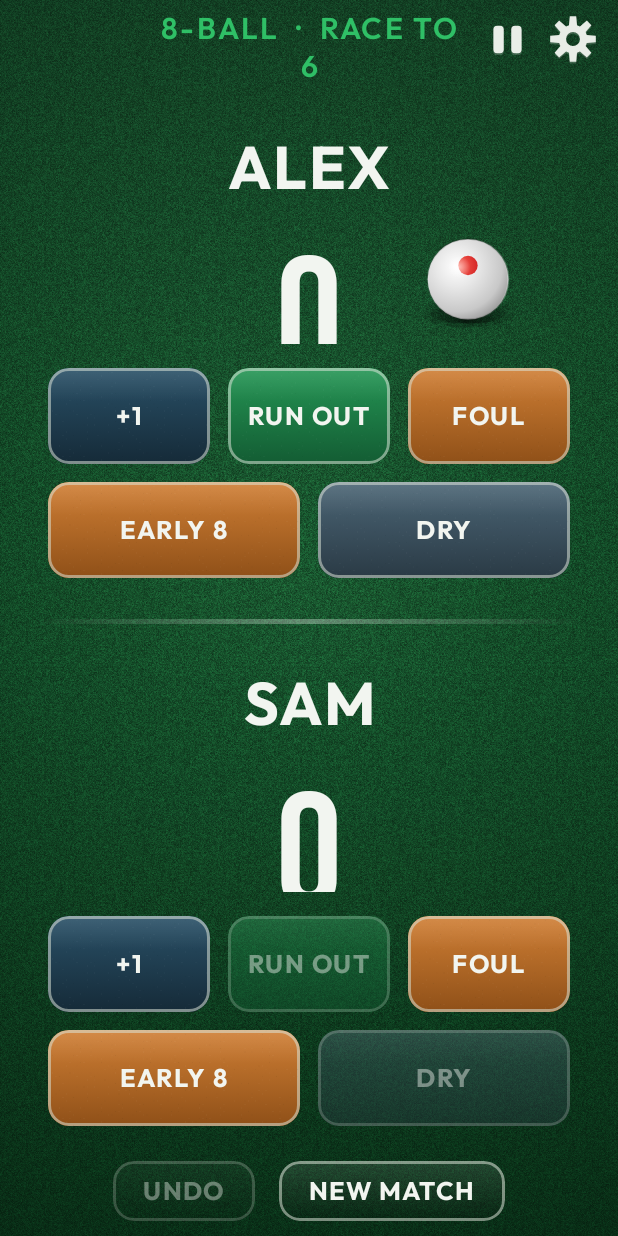
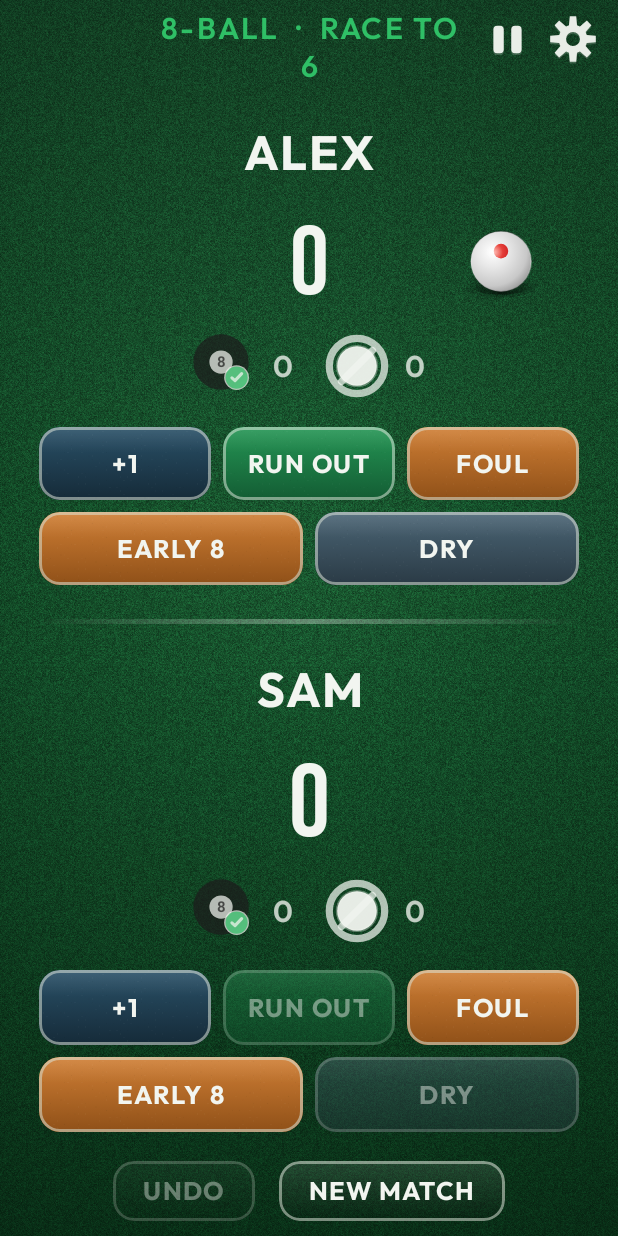
Before and after one commit to Asarox33/RackTrack, an Android app built with Jetpack Compose: the @Preview function MatchBoardPortraitPreview, on a phone screen of 412 x 824 dp. Run offline under Robolectric (Android 15) with nearby library versions, the phone set to English and light mode, and no system bars.

Commit message:
Keep run-out and foul chips visible on tall phones.
Reserve pane height for stats and action rows, cap the score size, and raise muted icon contrast so Pixel-class layouts no longer hide counters.

Co-authored-by: Cursor <cursoragent@cursor.com>

```diff
--- a/app/src/main/kotlin/com/racktrack/presentation/component/BoardMetrics.kt
+++ b/app/src/main/kotlin/com/racktrack/presentation/component/BoardMetrics.kt
@@ -8,7 +8,8 @@ import androidx.compose.ui.unit.sp
 
 /**
  * Live-board sizing derived from the available pane (half-screen or full).
- * Used by race + 14/1 boards so phones, phablets, and tablets share one scale model.
+ * Reserves room for name, stat chips (run-out / fouls), and action rows so tall
+ * phones (e.g. Pixel) do not let a huge score hide the counters.
  */
 @Immutable
 data class BoardMetrics(
@@ -30,58 +31,87 @@ data class BoardMetrics(
     val footerActionHeight: Dp,
 ) {
     companion object {
-        private const val SHORT_WEIGHT = 0.55f
-        private const val TALL_WEIGHT = 0.12f
-        private const val SCORE_FACTOR = 0.72f
-        private const val NAME_FACTOR = 0.28f
-        private const val ACTION_FACTOR = 0.38f
-        private const val ICON_FACTOR = 0.34f
-        private const val CUE_FACTOR = 0.40f
-        private const val VISIT_STAT_FACTOR = 0.18f
-        private const val WARN_FACTOR = 0.16f
-        private const val CLEAR_HINT_FACTOR = 0.12f
-        private const val ACTION_GAP_FACTOR = 0.07f
-        private const val PAD_H_FACTOR = 0.10f
-        private const val PAD_V_FACTOR = 0.05f
-        private const val SCORE_ACTIONS_GAP_FACTOR = 0.08f
-        private const val NAME_SCORE_GAP_FACTOR = 0.06f
-        private const val STAT_GAP_FACTOR = 0.18f
-        private const val CUE_INSET_FACTOR = 0.22f
-        private const val FOOTER_FACTOR = 0.36f
+        private const val SHORT_WEIGHT = 0.42f
+        private const val TALL_WEIGHT = 0.10f
 
-        private const val SCORE_MIN_SP = 44f
-        private const val SCORE_MAX_SP = 110f
-        private const val NAME_MIN_SP = 18f
-        private const val NAME_MAX_SP = 40f
-        private const val VISIT_MIN_SP = 14f
-        private const val VISIT_MAX_SP = 28f
-        private const val WARN_MIN_SP = 12f
-        private const val WARN_MAX_SP = 22f
+        private const val NAME_FACTOR = 0.22f
+        private const val ACTION_FACTOR = 0.28f
+        private const val ICON_FACTOR = 0.26f
+        private const val CUE_FACTOR = 0.30f
+        private const val VISIT_STAT_FACTOR = 0.14f
+        private const val WARN_FACTOR = 0.12f
+        private const val CLEAR_HINT_FACTOR = 0.10f
+        private const val ACTION_GAP_FACTOR = 0.05f
+        private const val PAD_H_FACTOR = 0.08f
+        private const val PAD_V_FACTOR = 0.04f
+        private const val SCORE_ACTIONS_GAP_FACTOR = 0.05f
+        private const val NAME_SCORE_GAP_FACTOR = 0.04f
+        private const val STAT_GAP_FACTOR = 0.12f
+        private const val CUE_INSET_FACTOR = 0.16f
+        private const val FOOTER_FACTOR = 0.28f
+
+        /** Fraction of the score-cluster budget used by the big score digits. */
+        private const val SCORE_IN_CLUSTER_FRACTION = 0.62f
+
+        private const val SCORE_MIN_SP = 36f
+        private const val SCORE_MAX_SP = 72f
+        private const val NAME_MIN_SP = 16f
+        private const val NAME_MAX_SP = 32f
+        private const val VISIT_MIN_SP = 12f
+        private const val VISIT_MAX_SP = 22f
+        private const val WARN_MIN_SP = 11f
+        private const val WARN_MAX_SP = 18f
         private const val HINT_MIN_SP = 10f
-        private const val HINT_MAX_SP = 14f
+        private const val HINT_MAX_SP = 13f
+
+        private val ACTION_MIN = 34.dp
+        private val ACTION_MAX = 52.dp
+        private val ICON_MIN = 28.dp
+        private val ICON_MAX = 44.dp
+        private val CUE_MIN = 26.dp
+        private val CUE_MAX = 48.dp
 
         /**
          * @param paneWidth available width of one player pane (or board column)
          * @param paneHeight available height of one player pane
+         * @param actionRowCount 1 = +1/RUN/FOUL only; 2 = extras row (GOLDEN/DRY/PUSH…)
          */
         fun fromPane(
             paneWidth: Dp,
             paneHeight: Dp,
+            actionRowCount: Int = 2,
         ): BoardMetrics {
             val short = minOf(paneWidth, paneHeight)
             val tall = maxOf(paneWidth, paneHeight)
-            // Prefer height for vertical rhythm; width caps oversized tablets in landscape halves.
             val unit = (short.value * SHORT_WEIGHT + tall.value * TALL_WEIGHT).dp
 
             fun Dp.clamp(min: Dp, max: Dp): Dp = coerceIn(min, max)
             fun Float.spClamp(min: Float, max: Float): TextUnit =
                 coerceIn(min, max).sp
 
-            val score = (unit.value * SCORE_FACTOR).spClamp(SCORE_MIN_SP, SCORE_MAX_SP)
             val name = (unit.value * NAME_FACTOR).spClamp(NAME_MIN_SP, NAME_MAX_SP)
-            val actionH = (unit.value * ACTION_FACTOR).dp.clamp(36.dp, 64.dp)
-            val icon = (unit.value * ICON_FACTOR).dp.clamp(28.dp, 56.dp)
-            val cue = (unit.value * CUE_FACTOR).dp.clamp(28.dp, 64.dp)
+            val actionH = (unit.value * ACTION_FACTOR).dp.clamp(ACTION_MIN, ACTION_MAX)
+            val icon = (unit.value * ICON_FACTOR).dp.clamp(ICON_MIN, ICON_MAX)
+            val cue = (unit.value * CUE_FACTOR).dp.clamp(CUE_MIN, CUE_MAX)
+            val actionGap = (unit.value * ACTION_GAP_FACTOR).dp.clamp(3.dp, 8.dp)
+            val padV = (unit.value * PAD_V_FACTOR).dp.clamp(2.dp, 8.dp)
+            val nameToScore = (unit.value * NAME_SCORE_GAP_FACTOR).dp.clamp(2.dp, 8.dp)
+            val scoreToActions = (unit.value * SCORE_ACTIONS_GAP_FACTOR).dp.clamp(2.dp, 10.dp)
+            val rows = actionRowCount.coerceIn(1, 3)
+
+            // Keep name + stat row + action rows on-screen; score fills what remains.
+            val reserved =
+                padV * 2 +
+                    name.value.dp +
+                    nameToScore +
+                    icon +
+                    nameToScore +
+                    scoreToActions +
+                    actionH * rows +
+                    actionGap * (rows - 1).coerceAtLeast(0)
+            val clusterBudget = (paneHeight - reserved).coerceAtLeast(SCORE_MIN_SP.dp)
+            val score = (clusterBudget.value * SCORE_IN_CLUSTER_FRACTION)
+                .spClamp(SCORE_MIN_SP, SCORE_MAX_SP)
 
             return BoardMetrics(
                 scoreSp = score,
@@ -90,16 +120,16 @@ data class BoardMetrics(
                 warnSp = (unit.value * WARN_FACTOR).spClamp(WARN_MIN_SP, WARN_MAX_SP),
                 clearHintSp = (unit.value * CLEAR_HINT_FACTOR).spClamp(HINT_MIN_SP, HINT_MAX_SP),
                 actionHeight = actionH,
-                actionGap = (unit.value * ACTION_GAP_FACTOR).dp.clamp(4.dp, 12.dp),
-                panelPaddingH = (unit.value * PAD_H_FACTOR).dp.clamp(6.dp, 20.dp),
-                panelPaddingV = (unit.value * PAD_V_FACTOR).dp.clamp(2.dp, 12.dp),
-                scoreToActionsGap = (unit.value * SCORE_ACTIONS_GAP_FACTOR).dp.clamp(4.dp, 16.dp),
-                nameToScoreGap = (unit.value * NAME_SCORE_GAP_FACTOR).dp.clamp(2.dp, 12.dp),
+                actionGap = actionGap,
+                panelPaddingH = (unit.value * PAD_H_FACTOR).dp.clamp(6.dp, 16.dp),
+                panelPaddingV = padV,
+                scoreToActionsGap = scoreToActions,
+                nameToScoreGap = nameToScore,
                 statIconSize = icon,
-                statIconGap = (unit.value * STAT_GAP_FACTOR).dp.clamp(12.dp, 28.dp),
+                statIconGap = (unit.value * STAT_GAP_FACTOR).dp.clamp(10.dp, 20.dp),
                 cueBallSize = cue,
-                cueInset = (unit.value * CUE_INSET_FACTOR).dp.clamp(12.dp, 36.dp),
-                footerActionHeight = (unit.value * FOOTER_FACTOR).dp.clamp(36.dp, 56.dp),
+                cueInset = (unit.value * CUE_INSET_FACTOR).dp.clamp(8.dp, 28.dp),
+                footerActionHeight = (unit.value * FOOTER_FACTOR).dp.clamp(34.dp, 48.dp),
             )
         }
     }
--- a/app/src/main/kotlin/com/racktrack/presentation/component/MatchIcons.kt
+++ b/app/src/main/kotlin/com/racktrack/presentation/component/MatchIcons.kt
@@ -517,8 +517,8 @@ private const val SPECULAR_OFFSET_Y = 0.3f
 private const val SPECULAR_RADIUS_FACTOR = 0.28f
 private const val TIP_OFFSET_Y = 0.34f
 private const val TIP_RADIUS_FACTOR = 0.24f
-private const val MUTED_ICON_ALPHA = 0.45f
-private const val MUTED_LABEL_ALPHA = 0.55f
+private const val MUTED_ICON_ALPHA = 0.72f
+private const val MUTED_LABEL_ALPHA = 0.78f
 private const val FOUL_WARN_THRESHOLD = 2
 private val FOUL_CHIP_CORNER = 12.dp
 private val BallEightBlack = Color(0xFF1C1C1C)
--- a/app/src/main/kotlin/com/racktrack/presentation/screen/FourteenOneBoard.kt
+++ b/app/src/main/kotlin/com/racktrack/presentation/screen/FourteenOneBoard.kt
@@ -295,7 +295,8 @@ private fun FourteenOnePlayerPanel(
     val clearRackPoints = (match.objectBallsOnTable - 1).coerceAtLeast(1)
 
     BoxWithConstraints(modifier = modifier) {
-        val metrics = BoardMetrics.fromPane(maxWidth, maxHeight)
+        val actionRows = if (showBreakFoul) 3 else 2
+        val metrics = BoardMetrics.fromPane(maxWidth, maxHeight, actionRowCount = actionRows)
         Column(
             modifier = Modifier
                 .fillMaxSize()
@@ -309,6 +310,7 @@ private fun FourteenOnePlayerPanel(
                 text = player.name.uppercase(),
                 style = MaterialTheme.typography.headlineLarge.copy(fontSize = metrics.nameSp),
                 textAlign = TextAlign.Center,
+                maxLines = 1,
             )
             Spacer(modifier = Modifier.height(metrics.nameToScoreGap))
 
--- a/app/src/main/kotlin/com/racktrack/presentation/screen/MatchBoardScreen.kt
+++ b/app/src/main/kotlin/com/racktrack/presentation/screen/MatchBoardScreen.kt
@@ -20,6 +20,7 @@ import androidx.compose.foundation.layout.fillMaxHeight
 import androidx.compose.foundation.layout.fillMaxSize
 import androidx.compose.foundation.layout.fillMaxWidth
 import androidx.compose.foundation.layout.height
+import androidx.compose.foundation.layout.heightIn
 import androidx.compose.foundation.layout.padding
 import androidx.compose.foundation.layout.safeDrawingPadding
 import androidx.compose.foundation.layout.width
@@ -487,7 +488,8 @@ private fun PlayerPanel(
             match.gameMode.supportsPushOut
 
     BoxWithConstraints(modifier = modifier) {
-        val metrics = BoardMetrics.fromPane(maxWidth, maxHeight)
+        val actionRows = if (showModeExtras) 2 else 1
+        val metrics = BoardMetrics.fromPane(maxWidth, maxHeight, actionRowCount = actionRows)
         val nameStyle = MaterialTheme.typography.headlineLarge.copy(fontSize = metrics.nameSp)
 
         Column(
@@ -503,6 +505,7 @@ private fun PlayerPanel(
                 text = player.name.uppercase(),
                 style = nameStyle,
                 textAlign = TextAlign.Center,
+                maxLines = 1,
             )
             Spacer(modifier = Modifier.height(metrics.nameToScoreGap))
 
@@ -518,7 +521,7 @@ private fun PlayerPanel(
                 onClearFouls = onClearFouls,
                 metrics = metrics,
                 modifier = Modifier
-                    .weight(1f)
+                    .weight(1f, fill = true)
                     .fillMaxWidth(),
             )
 
@@ -576,7 +579,10 @@ private fun RaceScoreCluster(
         modifier = modifier,
         contentAlignment = Alignment.Center,
     ) {
-        Column(horizontalAlignment = Alignment.CenterHorizontally) {
+        Column(
+            horizontalAlignment = Alignment.CenterHorizontally,
+            verticalArrangement = Arrangement.Center,
+        ) {
             Box(
                 modifier = Modifier.fillMaxWidth(),
                 contentAlignment = Alignment.Center,
@@ -589,6 +595,7 @@ private fun RaceScoreCluster(
                     Text(
                         text = value.toString(),
                         style = MaterialTheme.typography.displayLarge.copy(fontSize = metrics.scoreSp),
+                        maxLines = 1,
                     )
                 }
                 CueBallBreakIndicator(
@@ -612,7 +619,9 @@ private fun RaceScoreCluster(
                 iconSize = metrics.statIconSize,
                 iconGap = metrics.statIconGap,
                 clearHintSp = metrics.clearHintSp,
-                modifier = Modifier.padding(top = metrics.nameToScoreGap),
+                modifier = Modifier
+                    .padding(top = metrics.nameToScoreGap)
+                    .heightIn(min = metrics.statIconSize),
             )
             if (nearRackLoss) {
                 Text(
@@ -620,6 +629,7 @@ private fun RaceScoreCluster(
                     style = MaterialTheme.typography.titleLarge.copy(fontSize = metrics.warnSp),
                     color = ButtonFoulLight.copy(alpha = warnAlpha),
                     textAlign = TextAlign.Center,
+                    maxLines = 1,
                     modifier = Modifier
                         .padding(top = 4.dp)
                         .alpha(warnAlpha),
```
